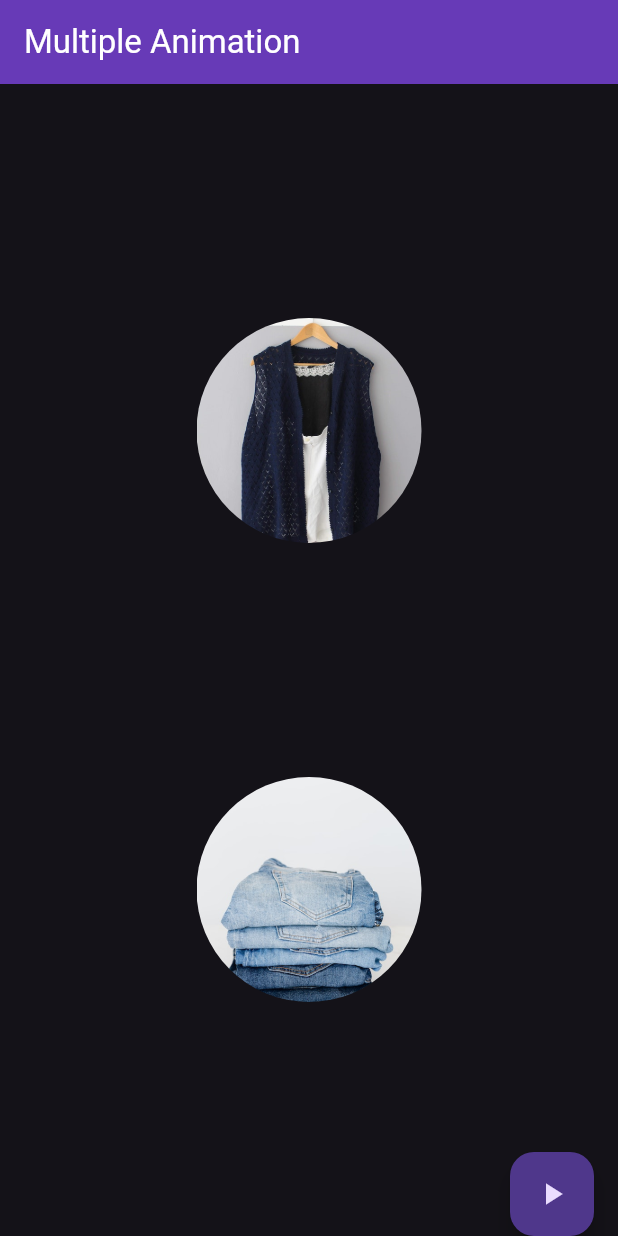
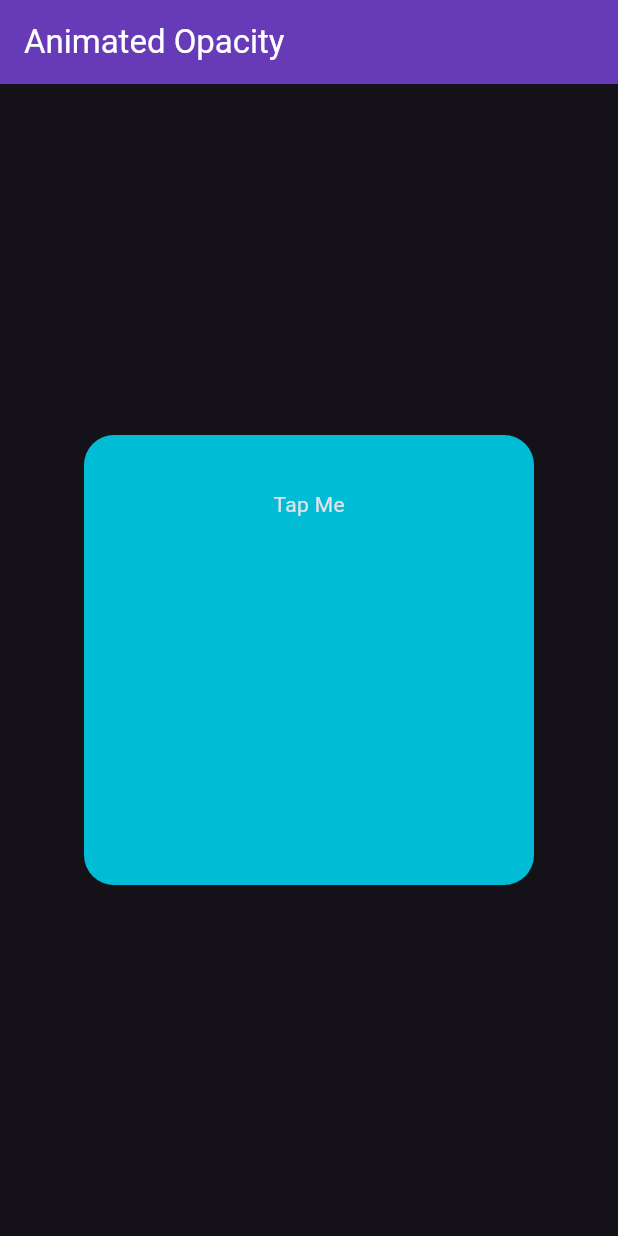
Before and after one commit to Dhannesh/app_animation, a Flutter app: the screen it shows after launch, on a phone screen of 412 x 824 dp. Run offline on Flutter 3.47's test engine with Material 3 defaults, Android fonts, the phone set to English and light mode, and no system bars.

Commit message:
add animated opacity effect

```diff
--- /dev/null
+++ b/lib/animated_opacity_page.dart
@@ -0,0 +1,67 @@
+import 'package:flutter/material.dart';
+
+class AnimatedOpacityPage extends StatefulWidget {
+  const AnimatedOpacityPage({super.key});
+
+  @override
+  State<AnimatedOpacityPage> createState() => _AnimatedOpacityPageState();
+}
+
+class _AnimatedOpacityPageState extends State<AnimatedOpacityPage> {
+  double _opacity = 0.0;
+  @override
+  Widget build(BuildContext context) {
+    return Scaffold(
+        appBar: AppBar(
+          backgroundColor: Colors.deepPurple,
+          foregroundColor: Colors.white,
+          title: const Text("Animated Opacity"),
+        ),
+        body: Center(
+          child: InkResponse(
+            onTap: () {
+              setState(() {
+                _opacity = _opacity == 0.0 ? 1.0 : 0.0;
+              });
+            },
+            child: Container(
+              alignment: Alignment.center,
+              height: 300,
+              width: 300,
+              decoration: BoxDecoration(
+                  borderRadius: BorderRadius.circular(20.0),
+                  color: Colors.cyan),
+              child: Column(
+                mainAxisAlignment: MainAxisAlignment.spaceEvenly,
+                children: [
+                  _opacity == 0.0 ? Text('Tap Me') : Container(),
+                  AnimatedOpacity(
+                    opacity: _opacity,
+                    duration: Duration(milliseconds: 2500),
+                    child: Column(
+                      mainAxisAlignment: MainAxisAlignment.spaceEvenly,
+                      children: [
+                        Image.asset(
+                          'images/tie.jpg',
+                          scale: 5,
+                          fit: BoxFit.cover,
+                        ),
+                        const SizedBox(
+                          height: 20,
+                        ),
+                        Text(
+                          'Congratulations!\n'
+                          '50% OFF on your next order',
+                          textAlign: TextAlign.center,
+                          style: TextStyle(color: Colors.white, fontSize: 18.0),
+                        )
+                      ],
+                    ),
+                  )
+                ],
+              ),
+            ),
+          ),
+        ));
+  }
+}
--- a/lib/main.dart
+++ b/lib/main.dart
@@ -1,4 +1,5 @@
 import 'package:app_animation/animated_container1.dart';
+import 'package:app_animation/animated_opacity_page.dart';
 import 'package:app_animation/basic_animation.dart';
 import 'package:app_animation/multiple_animated_container.dart';
 import 'package:app_animation/my_animated_container2.dart';
@@ -17,7 +18,7 @@ class MyApp extends StatelessWidget {
       title: 'Flutter Animation',
       theme: ThemeData(
           brightness: Brightness.dark, primarySwatch: Colors.deepOrange),
-      home: MultipleAnimatedContainer()
+      home: AnimatedOpacityPage()
     );
   }
 }
```
Also changed, not shown: 1 other file.
